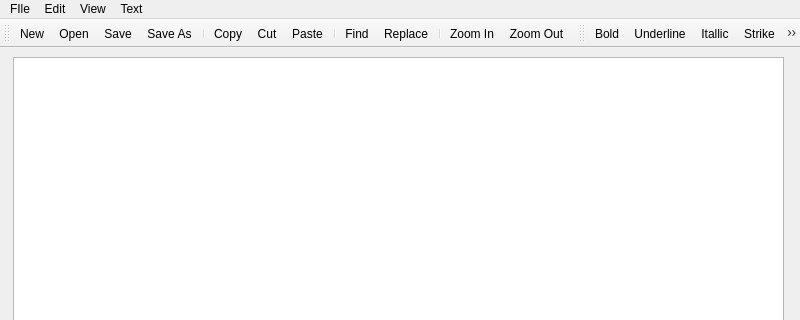
Before: the Qt Designer form Attempt3/QTextEditorAttempt3/mainwindow.ui in Nick-Mount/QTTextEditorFinal, drawn with Qt 5; both pictures show x 0 to 800 and y 0 to 320 of the 800 by 600 pixel window.
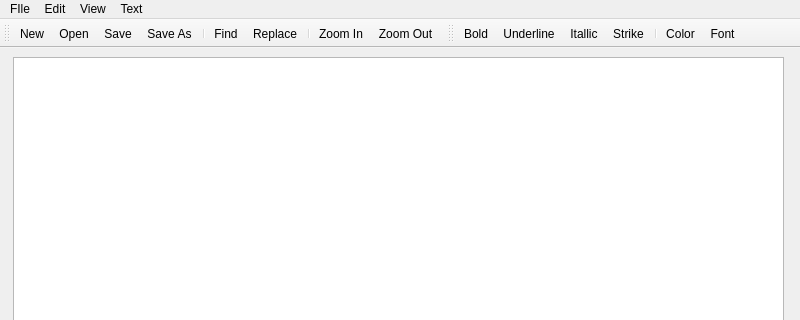
After: the same form once the commit is applied.

The edit to the form file:
```diff
--- a/Attempt3/QTextEditorAttempt3/mainwindow.ui
+++ b/Attempt3/QTextEditorAttempt3/mainwindow.ui
@@ -97,10 +97,6 @@
    <addaction name="actionSave"/>
    <addaction name="actionSave_As"/>
    <addaction name="separator"/>
-   <addaction name="actionCopy"/>
-   <addaction name="actionCut"/>
-   <addaction name="actionPaste"/>
-   <addaction name="separator"/>
    <addaction name="actionFind"/>
    <addaction name="actionReplace"/>
    <addaction name="separator"/>
@@ -177,21 +173,6 @@
     <string>Exit the program</string>
    </property>
   </action>
-  <action name="actionCopy">
-   <property name="text">
-    <string>Copy</string>
-   </property>
-  </action>
-  <action name="actionCut">
-   <property name="text">
-    <string>Cut</string>
-   </property>
-  </action>
-  <action name="actionPaste">
-   <property name="text">
-    <string>Paste</string>
-   </property>
-  </action>
   <action name="actionFind">
    <property name="text">
     <string>Find</string>
```
Left out of the diff: 3 changed lines with no effect on the pictures.
